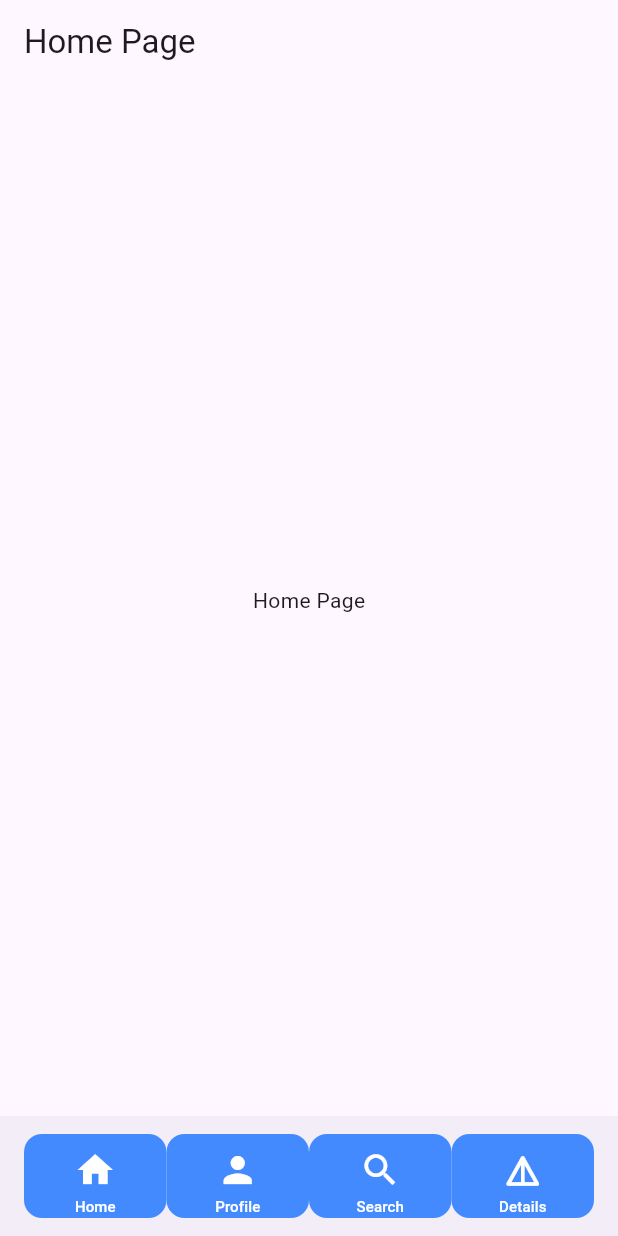
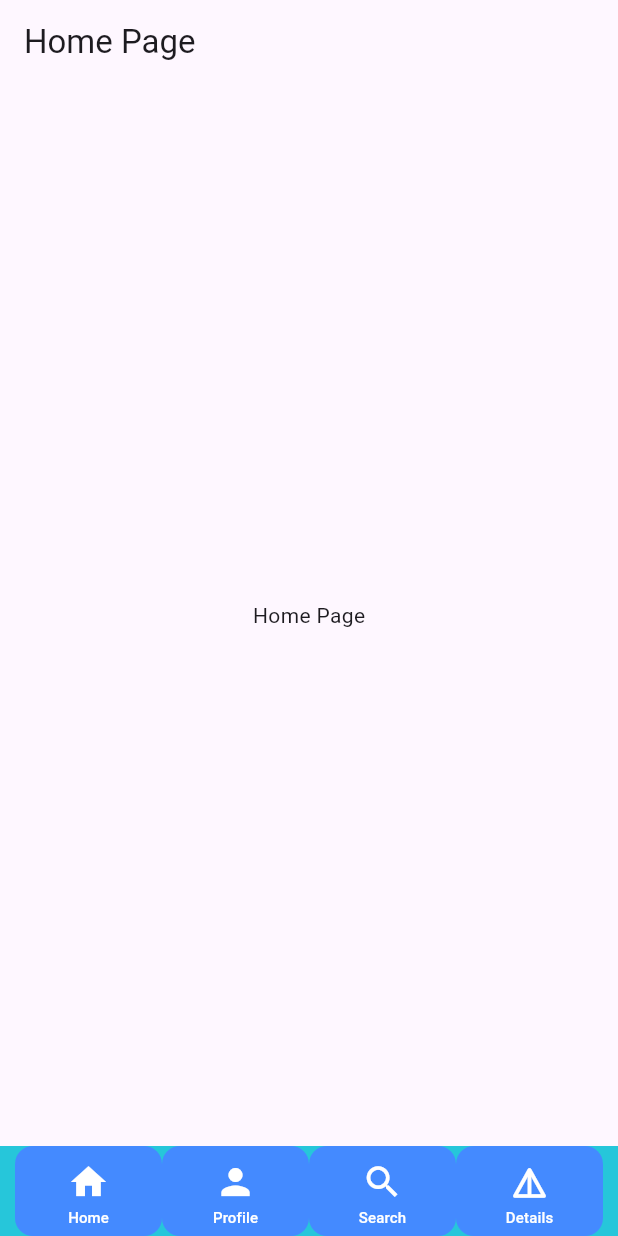
Before and after one commit to SajjadAli54/go_routing_demo, a Flutter app: the screen it shows after launch, on a phone screen of 412 x 824 dp. Run offline on Flutter 3.47's test engine with Material 3 defaults, Android fonts, the phone set to English and light mode, and no system bars; our stand-ins replace go_router.

Commit message:
Minor Changes

```diff
--- a/lib/app/navigation.dart
+++ b/lib/app/navigation.dart
@@ -11,6 +11,10 @@ class BottomNavigation extends StatelessWidget {
     return Scaffold(
       body: child,
       bottomNavigationBar: BottomAppBar(
+        padding: const EdgeInsets.symmetric(horizontal: 10),
+        height: 60,
+        color: Colors.cyan.shade400,
+        notchMargin: 5,
         child: Row(
           mainAxisAlignment: MainAxisAlignment.spaceEvenly,
           children: [
@@ -71,7 +75,7 @@ class BottomNavigation extends StatelessWidget {
               size: 28,
               color: Colors.white,
             ),
-            SizedBox(height: 3),
+            SizedBox(height: 2),
             Text(
               label,
               style: TextStyle(
```
